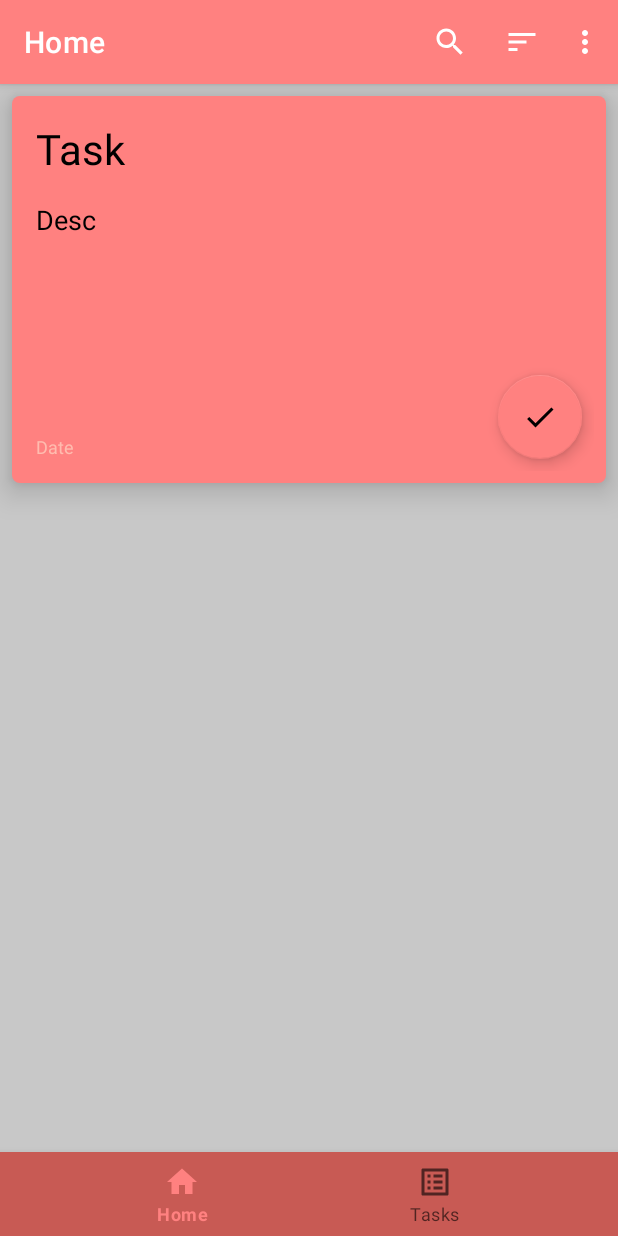
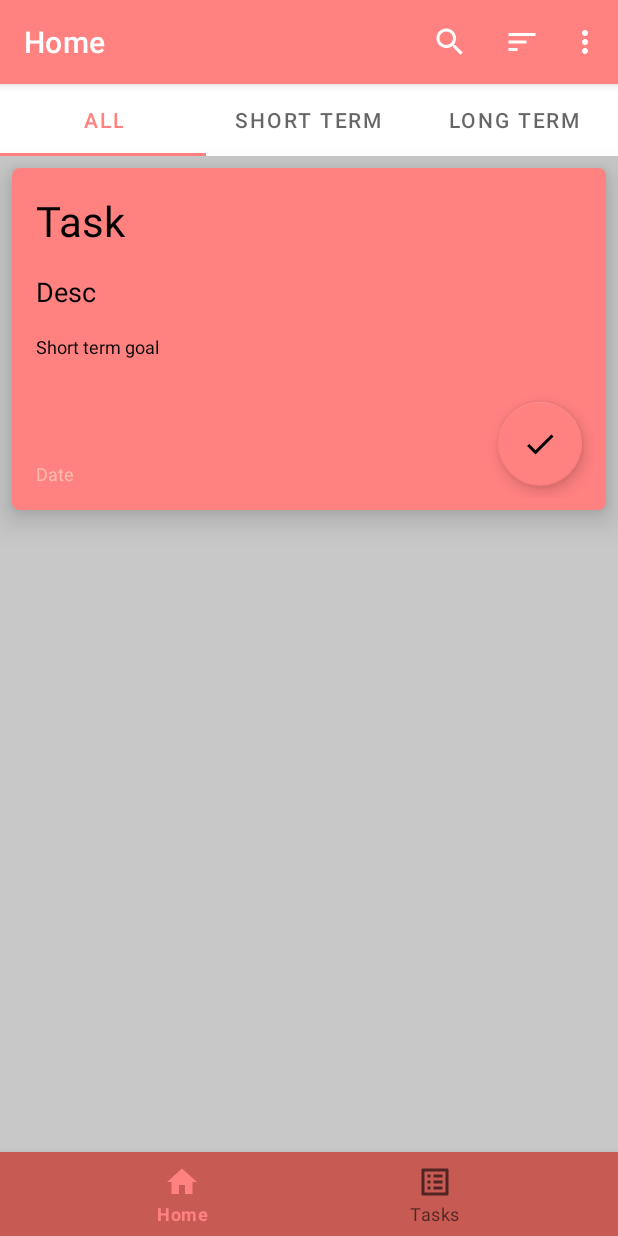
Before and after one commit to RoaFE/TaskManager-App, an Android app: the screen it shows after launch (MainActivity), on a phone screen of 412 x 824 dp. Run offline under Robolectric (Android 15) with nearby library versions, the phone set to English and light mode, and no system bars; our stand-ins replace Dagger/Hilt's generated code, Room's generated code, navigation-ui; libraries missing offline, so code that uses them is left out: androidx.hilt, androidx.hilt.lifecycle; 4 statements that could not run were skipped.

Commit message:
Added long term and short term tasks and the ability to tabs to sort them in home fragment

```diff
--- a/App/app/src/main/java/com/example/steps/data/Task.kt
+++ b/App/app/src/main/java/com/example/steps/data/Task.kt
@@ -13,7 +13,7 @@ data class Task(
     val taskDescription : String,
     val taskPriority : Int,
     val taskDifficulty : Int,
-    val taskCompletion : Float,
+    val longTerm : Boolean = false,
     val taskScore : Float = taskPriority.toFloat() / taskDifficulty.toFloat(),
     val dateCreated : Long = System.currentTimeMillis(),
     val completed : Boolean = false,
--- a/App/app/src/main/java/com/example/steps/data/TaskDao.kt
+++ b/App/app/src/main/java/com/example/steps/data/TaskDao.kt
@@ -13,11 +13,18 @@ interface TaskDao {
             SortOrder.BY_SCORE -> getTasksSortedByScore(query, hideCompleted)
         }
 
-    fun getCompletedTasks(query: String, sortOrder: SortOrder, hideCompleted: Boolean) : Flow<List<Task>> =
+    fun getCompletedTasks(query: String, sortOrder: SortOrder) : Flow<List<Task>> =
         when(sortOrder) {
             SortOrder.BY_NAME -> getCompletedTasksSortedByName(query)
             SortOrder.BY_DATE -> getCompletedTasksSortedByDateCreated(query)
             SortOrder.BY_SCORE -> getCompletedTasksSortedByScore(query)
+        }
+
+    fun getTasksByTerm(query: String, sortOrder: SortOrder, term: Boolean) : Flow<List<Task>> =
+        when(sortOrder) {
+            SortOrder.BY_NAME -> getTermTasksSortedByName(query,term)
+            SortOrder.BY_DATE -> getTermTasksSortedByDateCreated(query,term)
+            SortOrder.BY_SCORE -> getTermTasksSortedByScore(query,term)
         }
 
     @Query("SELECT * FROM task_table WHERE id LIKE '%' || :searchQuery || '%'")
@@ -41,6 +48,15 @@ interface TaskDao {
     @Query("SELECT * FROM task_table WHERE completed = 1 AND name LIKE '%' || :searchQuery || '%' ORDER BY taskScore DESC")
     fun getCompletedTasksSortedByScore(searchQuery: String): Flow<List<Task>>
 
+    @Query("SELECT * FROM task_table WHERE longTerm = :term AND name LIKE '%' || :searchQuery || '%' ORDER BY name ASC")
+    fun getTermTasksSortedByName(searchQuery: String, term: Boolean): Flow<List<Task>>
+
+    @Query("SELECT * FROM task_table WHERE longTerm = :term AND name LIKE '%' || :searchQuery || '%' ORDER BY dateCreated DESC")
+    fun getTermTasksSortedByDateCreated(searchQuery: String, term: Boolean): Flow<List<Task>>
+
+    @Query("SELECT * FROM task_table WHERE longTerm = :term AND name LIKE '%' || :searchQuery || '%' ORDER BY taskScore DESC")
+    fun getTermTasksSortedByScore(searchQuery: String, term: Boolean): Flow<List<Task>>
+
     @Query("SELECT * FROM task_table WHERE name LIKE '%' || :searchQuery || '%' AND completed = 0 ORDER BY taskScore DESC LIMIT 1")
     fun getTopScoreTask(searchQuery: String): Flow<Task>
 
--- a/App/app/src/main/java/com/example/steps/data/TaskDatabase.kt
+++ b/App/app/src/main/java/com/example/steps/data/TaskDatabase.kt
@@ -25,8 +25,8 @@ abstract class TaskDatabase : RoomDatabase() {
             val taskDao = database.get().taskDao()
 
             applicationScope.launch {
-                taskDao.insert(Task("This App","This app I'm creating",5,3,0f))
-                taskDao.insert(Task("Test","Test",2,2,0f))
+                taskDao.insert(Task("This App","This app I'm creating",5,3,false))
+                taskDao.insert(Task("Test","Test",2,2,true))
             }
 
         }
--- a/App/app/src/main/java/com/example/steps/ui/addedittask/ViewCopyArchiveTaskViewModel.kt
+++ b/App/app/src/main/java/com/example/steps/ui/addedittask/ViewCopyArchiveTaskViewModel.kt
@@ -81,7 +81,7 @@ class ViewCopyArchiveTaskViewModel @ViewModelInject constructor(
 
     private fun copyTask(task: Task) = viewModelScope.launch {
         if (task != null) {
-            var newTask : Task = Task(task.name,task.taskDescription,task.taskPriority,task.taskDifficulty,task.taskCompletion, task.taskScore)
+            var newTask : Task = Task(task.name,task.taskDescription,task.taskPriority,task.taskDifficulty,task.longTerm, task.taskScore)
             taskDao.insert(newTask)
             copyArchiveTaskEventChannel.send(
                 CopyArchiveTaskEvent.NavigateBackWithResult(
--- a/App/app/src/main/java/com/example/steps/ui/home/HomeFragment.kt
+++ b/App/app/src/main/java/com/example/steps/ui/home/HomeFragment.kt
@@ -16,6 +16,7 @@ import com.example.steps.databinding.FragmentHomeBinding
 import com.example.steps.util.exhaustive
 import com.example.steps.util.onQueryTextChanged
 import com.google.android.material.snackbar.Snackbar
+import com.google.android.material.tabs.TabLayout
 import dagger.hilt.android.AndroidEntryPoint
 import kotlinx.coroutines.flow.collect
 import kotlinx.coroutines.flow.first
@@ -33,16 +34,55 @@ class HomeFragment : Fragment(R.layout.fragment_home), HomeAdapter.OnItemClickLi
         val binding = FragmentHomeBinding.bind(view)
 
         val homeAdapter = HomeAdapter(this)
+        val shortTermTasksAdapter = HomeAdapter (this)
+        val longTermTasksAdapter = HomeAdapter (this)
 
         binding.apply {
+
+            recyclerViewHome.isVisible = viewModel.curTab == 0
+            recyclerViewShortTerm.isVisible = viewModel.curTab == 1
+            recyclerViewLongTerm.isVisible = viewModel.curTab == 2
+
             recyclerViewHome.apply {
                 adapter = homeAdapter
+                layoutManager = LinearLayoutManager(requireContext())
+                setHasFixedSize(true)
+            }
+            recyclerViewLongTerm.apply {
+                adapter = longTermTasksAdapter
+                layoutManager = LinearLayoutManager(requireContext())
+                setHasFixedSize(true)
+            }
+            recyclerViewShortTerm.apply {
+                adapter = shortTermTasksAdapter
                 layoutManager = LinearLayoutManager(requireContext())
                 setHasFixedSize(true)
             }
             floatingActionButtonTaskConfirm.setOnClickListener {
                 viewModel.onTaskChecked()
             }
+
+            tabTaskTerms.selectTab(tabTaskTerms.getTabAt(viewModel.curTab))
+
+            tabTaskTerms.addOnTabSelectedListener(object : TabLayout.OnTabSelectedListener {
+
+                override fun onTabSelected(tab: TabLayout.Tab?) {
+                    if (tab != null) {
+                        viewModel.updateTab(tab.position)
+                        recyclerViewHome.isVisible = viewModel.curTab == 0
+                        recyclerViewShortTerm.isVisible = viewModel.curTab == 1
+                        recyclerViewLongTerm.isVisible = viewModel.curTab == 2
+                    }
+                }
+
+                override fun onTabReselected(tab: TabLayout.Tab?) {
+
+                }
+
+                override fun onTabUnselected(tab: TabLayout.Tab?) {
+                    // Handle tab unselect
+                }
+            })
         }
 
 
@@ -51,6 +91,14 @@ class HomeFragment : Fragment(R.layout.fragment_home), HomeAdapter.OnItemClickLi
         viewModel.tasks.observe(viewLifecycleOwner) {
             homeAdapter.submitList(it)
             viewModel.onTaskLoad()
+        }
+
+        viewModel.shortTermTasks.observe(viewLifecycleOwner) {
+            shortTermTasksAdapter.submitList(it)
+        }
+
+        viewModel.longTermTasks.observe(viewLifecycleOwner) {
+            longTermTasksAdapter.submitList(it)
         }
 
         viewLifecycleOwner.lifecycleScope.launchWhenStarted {
@@ -74,6 +122,14 @@ class HomeFragment : Fragment(R.layout.fragment_home), HomeAdapter.OnItemClickLi
                             currentTaskLabelText.text = event.task.name
                             currentTaskDescription.text = event.task.taskDescription
                             currentTaskDateCreated.text = event.task.createdDateFormated
+                            if(event.task.longTerm)
+                            {
+                                currentTaskGoalTerm.text = "Long Term Goal"
+                            }
+                            else
+                            {
+                                currentTaskGoalTerm.text = "Short Term Goal"
+                            }
                             floatingActionButtonTaskConfirm.isVisible = true
                             if(event.task.completed) {
                                 floatingActionButtonTaskConfirm.setImageDrawable(resources.getDrawable(R.drawable.ic_baseline_clear_24))
@@ -113,6 +169,9 @@ class HomeFragment : Fragment(R.layout.fragment_home), HomeAdapter.OnItemClickLi
 
             }
         }
+
+
+
 
         setHasOptionsMenu(true)
     }
--- a/App/app/src/main/java/com/example/steps/ui/home/HomeViewModel.kt
+++ b/App/app/src/main/java/com/example/steps/ui/home/HomeViewModel.kt
@@ -26,7 +26,8 @@ constructor(
 
 
     private var curId : Int = 0
-    private var curTask : Task = Task("","",1,1,0f)
+    var curTab = 0
+    private var curTask : Task = Task("","",1,1)
 
 
     init {
@@ -61,6 +62,26 @@ constructor(
         taskDao.getTasks(query,filterPreferences.sortOrder,filterPreferences.hideCompleted)
     }
 
+    private val tasksShortTermFlow = combine(
+        searchQuery,
+        preferencesFlow
+    ) { query, filterPreferences ->
+
+        Pair(query,filterPreferences)
+    }.flatMapLatest { (query, filterPreferences) ->
+        taskDao.getTasksByTerm(query,filterPreferences.sortOrder,false)
+    }
+
+    private val tasksLongTermFlow = combine(
+        searchQuery,
+        preferencesFlow
+    ) { query, filterPreferences ->
+
+        Pair(query,filterPreferences)
+    }.flatMapLatest { (query, filterPreferences) ->
+        taskDao.getTasksByTerm(query,filterPreferences.sortOrder,true)
+    }
+
     fun onSortOrderSelected(sortOrder: SortOrder) = viewModelScope.launch {
         preferencesManager.updateSortOrder(sortOrder)
     }
@@ -86,6 +107,11 @@ constructor(
         }
     }
 
+    fun updateTab(position : Int)
+    {
+        curTab = position
+    }
+
     fun onTaskSelected(task: Task) = viewModelScope.launch {
         curTask = task
         homeEventChannel.send(HomeEvent.UpdateCurrentTaskInformation(curTask))
@@ -108,22 +134,13 @@ constructor(
         homeEventChannel.send(HomeEvent.ShowInvalidInputMessage(text))
     }
 
-    fun onAddSteps() {
-        if(stepsIncrement.isBlank())
-        {
-            showInvalidInputMessage("Add steps can't be empty")
-            return
-        }
-        var steps : Int = stepsIncrement.toInt()
-        updateSteps(steps)
-    }
 
     fun onUndoSteps(steps: Int) = viewModelScope.launch {
     }
 
     val tasks = tasksFlow.asLiveData()
-
-
+    val shortTermTasks = tasksShortTermFlow.asLiveData()
+    val longTermTasks = tasksLongTermFlow.asLiveData()
 
 }
 
--- a/App/app/src/main/java/com/example/steps/ui/tasks/TasksFragment.kt
+++ b/App/app/src/main/java/com/example/steps/ui/tasks/TasksFragment.kt
@@ -56,11 +56,13 @@ class TasksFragment : Fragment(R.layout.fragment_tasks), TasksAdapter.OnItemClic
                 isVisible = viewModel.tabPos == 1
             }
 
-            tabViewTasks.selectTab(tabViewTasks.getTabAt(viewModel.tabPos))
+
 
             fabAddTask.setOnClickListener {
                 viewModel.onAddNewTaskClick()
             }
+
+            tabViewTasks.selectTab(tabViewTasks.getTabAt(viewModel.tabPos))
 
             tabViewTasks.addOnTabSelectedListener(object : TabLayout.OnTabSelectedListener {
 
--- a/App/app/src/main/java/com/example/steps/ui/tasks/TasksViewModel.kt
+++ b/App/app/src/main/java/com/example/steps/ui/tasks/TasksViewModel.kt
@@ -55,7 +55,7 @@ class TasksViewModel @ViewModelInject constructor(
     ) { query, filterPreferences ->
         Pair(query,filterPreferences)
     }.flatMapLatest { (query, filterPreferences) ->
-        taskDao.getCompletedTasks(query,filterPreferences.sortOrder,filterPreferences.hideCompleted)
+        taskDao.getCompletedTasks(query,filterPreferences.sortOrder)
     }
 
     val archiveTasks = tasksArchiveFlow.asLiveData()
--- a/App/app/src/main/res/layout/fragment_home.xml
+++ b/App/app/src/main/res/layout/fragment_home.xml
@@ -6,6 +6,25 @@
     android:layout_height="match_parent"
     android:orientation="vertical"
     tools:context=".ui.home.HomeFragment">
+
+    <com.google.android.material.tabs.TabLayout
+        android:id="@+id/tab_task_terms"
+        android:layout_width="match_parent"
+        android:layout_height="wrap_content">
+        <com.google.android.material.tabs.TabItem
+            android:layout_width="wrap_content"
+            android:layout_height="match_parent"
+            android:text="All"/>
+        <com.google.android.material.tabs.TabItem
+            android:layout_width="wrap_content"
+            android:layout_height="match_parent"
+            android:text="Short Term"/>
+        <com.google.android.material.tabs.TabItem
+            android:layout_width="wrap_content"
+            android:layout_height="match_parent"
+            android:text="Long Term"/>
+
+    </com.google.android.material.tabs.TabLayout>
 
     <RelativeLayout
         android:id="@+id/current_task_layout"
@@ -41,8 +60,17 @@
             android:textColor="@android:color/black"
             android:textSize="18sp"
             android:layout_below="@id/current_task_label_text"
-            android:layout_margin="8dp" />
-
+            android:layout_margin="8dp"/>
+        <TextView
+            android:id="@+id/current_task_goal_term"
+            android:layout_width="match_parent"
+            android:layout_height="wrap_content"
+            android:layout_below="@id/current_task_description"
+            android:textColor="@android:color/black"
+            android:layout_margin="8dp"
+            android:textSize="12sp"
+            android:text="Short term goal"
+            />
         <TextView
             android:id="@+id/current_task_date_created"
             android:layout_width="wrap_content"
@@ -63,12 +91,32 @@
             app:srcCompat="@drawable/ic_baseline_check_24"/>
 
     </RelativeLayout>
-
+    <RelativeLayout
+        android:layout_width="wrap_content"
+        android:layout_height="wrap_content"
+        android:layout_weight="3">
     <androidx.recyclerview.widget.RecyclerView
         android:id="@+id/recycler_view_home"
         android:layout_width="match_parent"
         android:layout_height="match_parent"
         android:layout_gravity="bottom"
         android:scrollbars="vertical"
-        android:layout_weight="3"/>
+        />
+
+    <androidx.recyclerview.widget.RecyclerView
+        android:id="@+id/recycler_view_short_term"
+        android:layout_width="match_parent"
+        android:layout_height="match_parent"
+        android:layout_gravity="bottom"
+        android:scrollbars="vertical"
+       />
+
+    <androidx.recyclerview.widget.RecyclerView
+        android:id="@+id/recycler_view_long_term"
+        android:layout_width="match_parent"
+        android:layout_height="match_parent"
+        android:layout_gravity="bottom"
+        android:scrollbars="vertical"
+        />
+    </RelativeLayout>
 </LinearLayout>
```
Also changed, not shown: App/app/src/main/java/com/example/steps/ui/addedittask/AddEditTaskFragment.kt (+24 -0 lines), App/app/src/main/java/com/example/steps/ui/addedittask/AddEditTaskViewModel.kt (+10 -2 lines), App/app/src/main/res/layout/fragment_add_edit_task.xml (+17 -0 lines).
